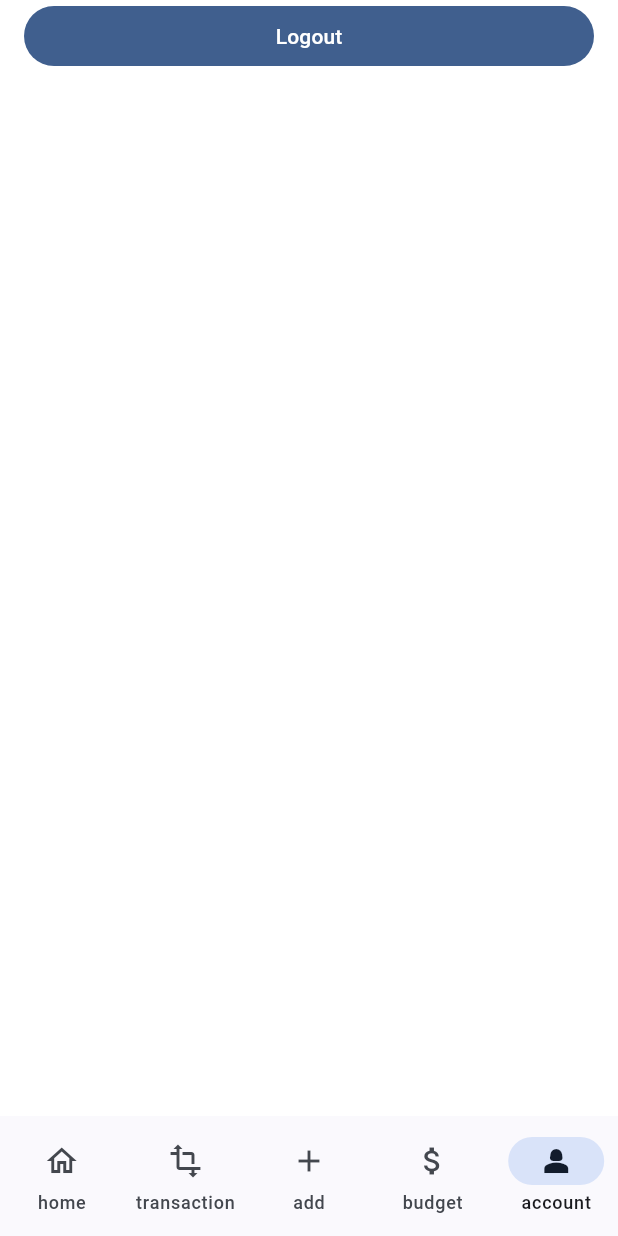
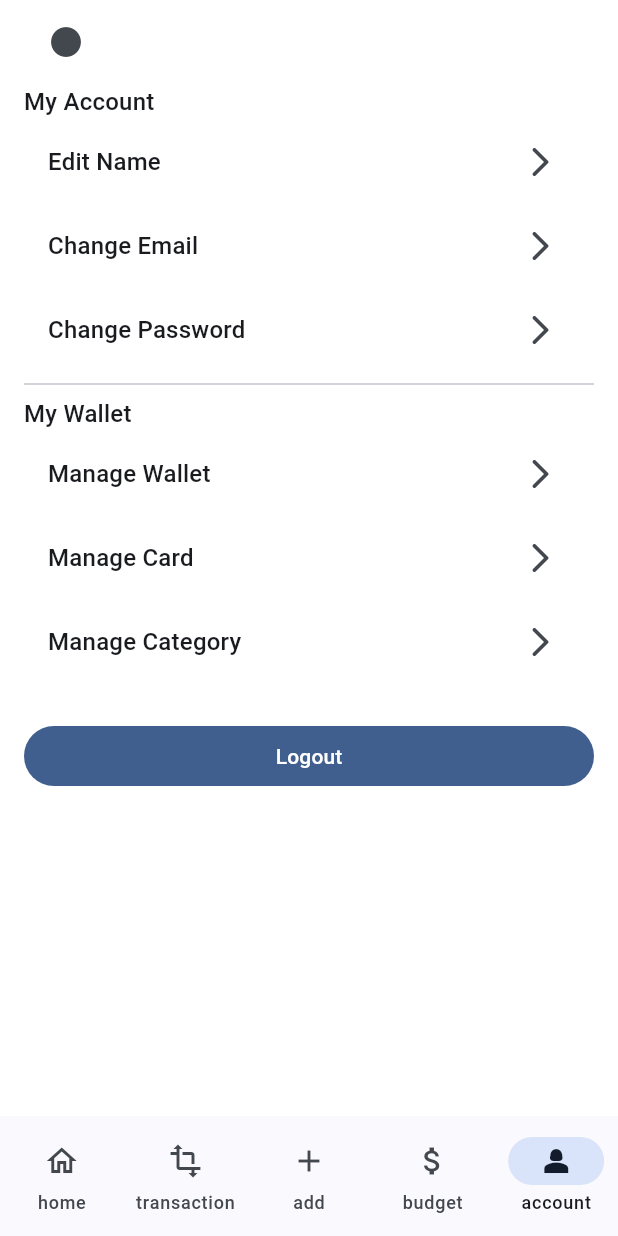
Before and after one commit to LiewJY/spend_track_mobile, a Flutter app: the HomeScreen screen opened directly, item 5 of the bottom bar chosen, on a phone screen of 412 x 824 dp. Run offline on Flutter 3.47's test engine with Material 2 defaults, Android fonts, the phone set to English and light mode, and no system bars; our stand-ins replace bloc, cloud_firestore, equatable, firebase_auth, firebase_core, flutter_bloc and 1 more; missing offline and left inert: flow_builder; accounts and stored records are empty; generated files the repository leaves out were written again.

Commit message:
add update name

```diff
--- a/lib/account/account.dart
+++ b/lib/account/account.dart
@@ -1 +1,3 @@
 export 'view/account_screen_content.dart';
+export 'view/update_name_modal.dart';
+export 'bloc/manage_account_bloc.dart';
--- /dev/null
+++ b/lib/account/bloc/manage_account_bloc.dart
@@ -0,0 +1,29 @@
+import 'package:bloc/bloc.dart';
+import 'package:equatable/equatable.dart';
+import 'package:track/repositories/repos/auth/auth_repository.dart';
+
+part 'manage_account_event.dart';
+part 'manage_account_state.dart';
+
+class ManageAccountBloc extends Bloc<ManageAccountEvent, ManageAccountState> {
+  final AuthRepository authRepository;
+
+  ManageAccountBloc({required this.authRepository})
+      : super(ManageAccountState.initial()) {
+    on<UpdateNameRequested>((event, emit) async {
+      if (state.status == ManageAccountStatus.loading) return;
+      emit(state.copyWith(status: ManageAccountStatus.loading));
+      try {
+        await authRepository.updateName(name: event.name);
+        emit(state.copyWith(status: ManageAccountStatus.success));
+      } catch (e) {
+        emit(state.copyWith(
+          status: ManageAccountStatus.failure,
+          error: e.toString(),
+        ));
+      }
+    }
+
+    );
+  }
+}
--- /dev/null
+++ b/lib/account/bloc/manage_account_event.dart
@@ -0,0 +1,20 @@
+part of 'manage_account_bloc.dart';
+
+abstract class ManageAccountEvent extends Equatable {
+  const ManageAccountEvent();
+
+  @override
+  List<Object> get props => [];
+}
+
+class UpdateNameRequested extends ManageAccountEvent {
+  const UpdateNameRequested(this.name);
+
+  final String name;
+
+  @override
+  List<Object> get props => [name];
+}
+
+
+//todo more
--- /dev/null
+++ b/lib/account/bloc/manage_account_state.dart
@@ -0,0 +1,41 @@
+part of 'manage_account_bloc.dart';
+
+enum ManageAccountStatus { initial, loading, success, failure }
+
+class ManageAccountState extends Equatable {
+  final ManageAccountStatus status;
+  final String error;
+  final String success;
+
+  const ManageAccountState({
+    required this.status,
+    required this.error,
+    required this.success,
+  });
+
+  //initializing
+  factory ManageAccountState.initial() {
+    return const ManageAccountState(
+      status: ManageAccountStatus.initial,
+      error: '',
+      success: '',
+    );
+  }
+
+  @override
+  List<Object> get props => [status, error];
+
+  ManageAccountState copyWith({
+    ManageAccountStatus? status,
+    String? error,
+    String? success,
+  }) {
+    return ManageAccountState(
+      status: status ?? this.status,
+      error: error ?? this.error,
+      success: success ?? this.success,
+    );
+  }
+}
+
+//class ManageAccountInitial extends ManageAccountState {}
--- a/lib/account/view/account_screen_content.dart
+++ b/lib/account/view/account_screen_content.dart
@@ -1,5 +1,8 @@
+import 'dart:developer';
+
 import 'package:flutter/material.dart';
 import 'package:flutter_bloc/flutter_bloc.dart';
+import 'package:track/account/account.dart';
 import 'package:track/app/bloc/app_bloc.dart';
 import 'package:track/l10n/l10n.dart';
 import 'package:track/utils/constant.dart';
@@ -10,20 +13,139 @@ class AccountScreenContent extends StatelessWidget {
   @override
   Widget build(BuildContext context) {
     final l10n = context.l10n;
-    //todo
+
     //for auth logout
     final user = context.select((AppBloc bloc) => bloc.state.user);
 
-    return Column(
+    bool isBottomSheetOpen = false;
+
+    void toggleBottomSheet() {
+      isBottomSheetOpen = !isBottomSheetOpen;
+    }
+
+    return BlocListener<ManageAccountBloc, ManageAccountState>(
+      listener: (context, state) {
+        // TODO: implement listener
+        if (state.status == ManageAccountStatus.failure) {
+          log('fail');
+          //todo
+        }
+        if (state.status == ManageAccountStatus.success) {
+          if (isBottomSheetOpen) {
+            Navigator.pop(context);
+            //todo add success message
+          }
+        }
+      },
+      child: ListView(
+        scrollDirection: Axis.vertical,
         children: [
+          ListTile(
+            //todo add image here
+            //leading: NetworkImage(user),
+            leading: Icon(Icons.circle),
+            title: Text(
+              user.name ?? l10n.name,
+              style: Theme.of(context).textTheme.titleMedium,
+            ),
+          ),
+          Text(
+            l10n.myAccount,
+            style: Theme.of(context).textTheme.titleMedium,
+          ),
+          ListTile(
+            title: Text(
+              l10n.editName,
+              style: Theme.of(context).textTheme.titleMedium,
+            ),
+            onTap: () {
+              if (!isBottomSheetOpen) {
+                showModalBottomSheet(
+                    context: context,
+                    isScrollControlled: true,
+                    builder: (BuildContext context) {
+                      return UpdateNameModal();
+                    }).then((value) {
+                  toggleBottomSheet();
+                });
+                toggleBottomSheet();
+              }
+            },
+            trailing: Icon(Icons.arrow_forward_ios_rounded),
+          ),
+          ListTile(
+            title: Text(
+              l10n.changeEmail,
+              style: Theme.of(context).textTheme.titleMedium,
+            ),
+            onTap: () => changeEmail(),
+            trailing: Icon(Icons.arrow_forward_ios_rounded),
+          ),
+          ListTile(
+            title: Text(
+              l10n.changePassword,
+              style: Theme.of(context).textTheme.titleMedium,
+            ),
+            onTap: () => changePassword(),
+            trailing: Icon(Icons.arrow_forward_ios_rounded),
+          ),
+          Divider(),
+          Text(
+            l10n.myWallet,
+            style: Theme.of(context).textTheme.titleMedium,
+          ),
+          ListTile(
+            title: Text(
+              l10n.manageWallet,
+              style: Theme.of(context).textTheme.titleMedium,
+            ),
+            onTap: () => manageWallet(),
+            trailing: Icon(Icons.arrow_forward_ios_rounded),
+          ),
+          ListTile(
+            title: Text(
+              l10n.manageCard,
+              style: Theme.of(context).textTheme.titleMedium,
+            ),
+            onTap: () => manageCard(),
+            trailing: Icon(Icons.arrow_forward_ios_rounded),
+          ),
+          ListTile(
+            title: Text(
+              l10n.manageCategory,
+              style: Theme.of(context).textTheme.titleMedium,
+            ),
+            onTap: () => manageCategory(),
+            trailing: Icon(Icons.arrow_forward_ios_rounded),
+          ),
+          Constant.sizedBoxSpace,
           FilledButton(
             style: Constant.fullWidthButton,
             onPressed: () => context.read<AppBloc>().add(AppLogoutRequested()),
             child: Text(l10n.logout),
           ),
-        Text(user.email ?? "empty"),
-        Text(user.name ?? "empty")
         ],
+      ),
     );
   }
+
+  manageCategory() {}
+
+  manageCard() {}
+
+  manageWallet() {}
+
+  changePassword() {}
+
+  changeEmail() {}
+
 }
+
+class MyWidget extends StatelessWidget {
+  const MyWidget({super.key});
+
+  @override
+  Widget build(BuildContext context) {
+    return const Placeholder();
+  }
+}
--- a/lib/home/view/home_screen.dart
+++ b/lib/home/view/home_screen.dart
@@ -1,6 +1,7 @@
 import 'package:flutter/material.dart';
 import 'package:flutter_bloc/flutter_bloc.dart';
 import 'package:track/l10n/l10n.dart';
+import 'package:track/repositories/repositories.dart';
 import 'package:track/utils/constant.dart';
 import 'package:track/home/home.dart';
 import 'package:track/transaction/transaction.dart';
@@ -20,6 +21,10 @@ class HomeScreen extends StatefulWidget {
 class _HomeScreenState extends State<HomeScreen> {
   //bottom navigation bar
   int currentPageIndex = 0;
+
+  //repos
+  final authRepository = AuthRepository();
+
   @override
   Widget build(BuildContext context) {
     final l10n = context.l10n;
--- a/lib/l10n/app_en.arb
+++ b/lib/l10n/app_en.arb
@@ -20,6 +20,18 @@
   "logout": "Logout",
   "cancel": "Cancel",
   "edit": "Edit",
+  "update": "Update",
+
+
+"@profilePage": {},
+  "myAccount": "My Account",
+  "editName": "Edit Name",
+  "changeEmail": "Change Email",
+  "changePassword": "Change Password",
+  "myWallet": "My Wallet",
+  "manageWallet": "Manage Wallet",
+  "manageCard": "Manage Card",
+  "manageCategory": "Manage Category",
 
 
 "@firebaseAuthErrors": {},
--- a/lib/repositories/repos/auth/auth_repository.dart
+++ b/lib/repositories/repos/auth/auth_repository.dart
@@ -32,11 +32,12 @@ class AuthRepository {
       {required String email,
       required String password,
       required String name}) async {
-    //firebase_auth.UserCredential authRegisterResult;
     try {
       var authRegisterResult = await _firebaseAuth
           .createUserWithEmailAndPassword(email: email, password: password);
-      await authRegisterResult.user?.updateDisplayName(name).whenComplete(() => authRegisterResult.user?.reload());
+      await authRegisterResult.user
+          ?.updateDisplayName(name)
+          .whenComplete(() => authRegisterResult.user?.reload());
     } on firebase_auth.FirebaseAuthException catch (e) {
       throw e.code;
     } catch (_) {
@@ -67,6 +68,20 @@ class AuthRepository {
     }
   }
 
+  //update name
+  Future<void> updateName({required String name}) async {
+    try {
+      await _firebaseAuth.currentUser?.updateDisplayName(name);
+    } on firebase_auth.FirebaseAuthException catch (e) {
+      throw e.code;
+    } catch (_) {
+      throw "unknown";
+    }
+  }
+
+  //todo
+  //update profile
+
   //todo google login and link with account
   //google login
 }
--- a/lib/utils/constant.dart
+++ b/lib/utils/constant.dart
@@ -8,4 +8,6 @@ class Constant {
   //old
   // static const cardPadding = SizedBox(width: 16, height: 16);
   static const cardPadding = EdgeInsets.all(16);
+    static const modalPadding =  EdgeInsets.symmetric(horizontal: 20.0, vertical: 32);
+
 }
```
Also changed, not shown: lib/account/view/update_name_modal.dart (added, +61 -0 lines), lib/app/view/app.dart (+11 -3 lines), lib/sign_up/cubit/sign_up_state.dart (+5 -8 lines), 1 other file. Lines whose indentation alone changed are shown as unchanged.
